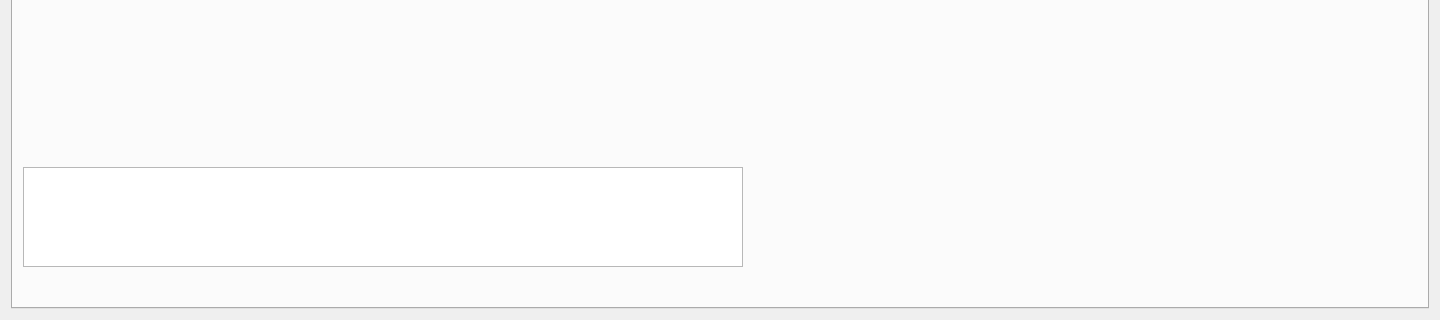
Above: main_form.ui from JIYIC-P/Smart-Clothing-Sorting-System before the change; both pictures show x 0 to 1440 and y 500 to 820 of the 1440 by 820 pixel window. Below: the same form after it.
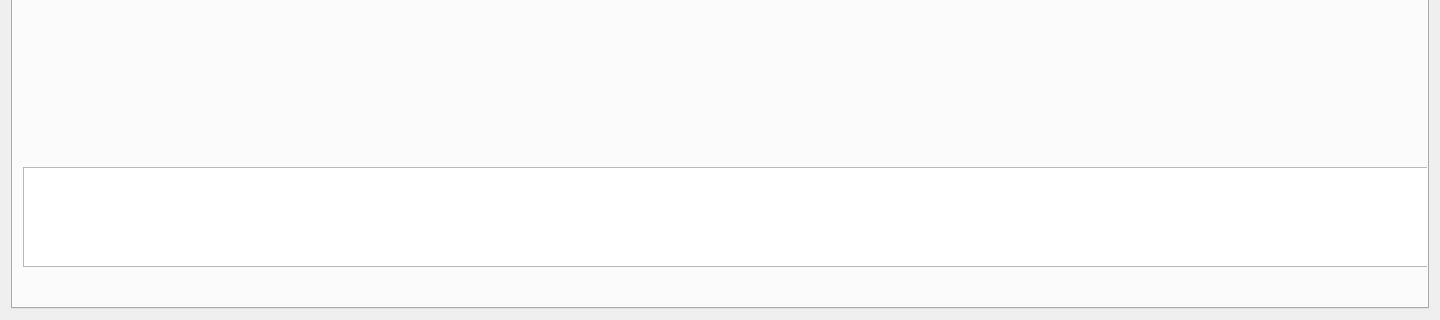
That is the form after the change.

The edit to the form file:
```diff
--- a/main_form.ui
+++ b/main_form.ui
@@ -287,7 +287,7 @@
         <rect>
          <x>10</x>
          <y>630</y>
-         <width>720</width>
+         <width>1440</width>
          <height>100</height>
         </rect>
        </property>
```
